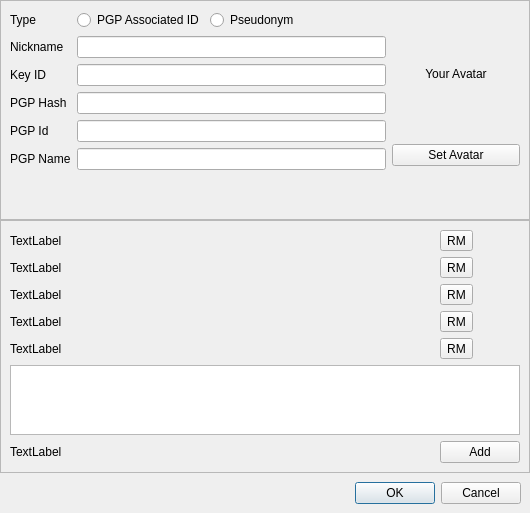
First picture: the form in retroshare-gui/src/gui/Identity/IdEditDialog.ui, repository RetroShare/RetroShare, before the edit.
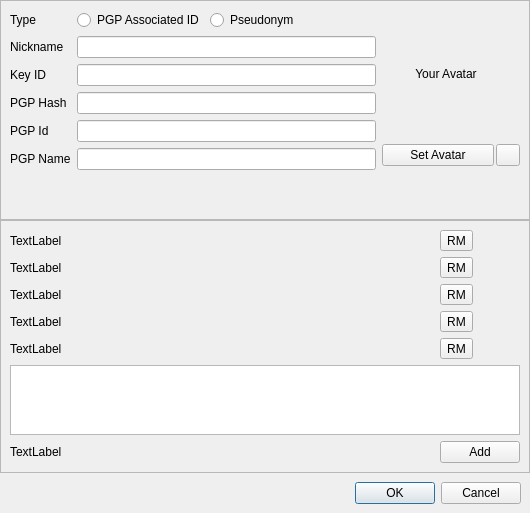
Second picture: the form after the edit. Icons and pictures are not drawn. Custom widgets are drawn as their Qt base class.

Commit message: Added remove Avatar functionality

What changed in the file:
```diff
--- a/retroshare-gui/src/gui/Identity/IdEditDialog.ui
+++ b/retroshare-gui/src/gui/Identity/IdEditDialog.ui
@@ -230,11 +230,38 @@
            </widget>
           </item>
           <item>
-           <widget class="QPushButton" name="avatarButton">
-            <property name="text">
-             <string>Set Avatar</string>
+           <layout class="QHBoxLayout" name="horizontalLayout_4">
+            <property name="spacing">
+             <number>2</number>
             </property>
-           </widget>
+            <item>
+             <widget class="QPushButton" name="avatarButton">
+              <property name="text">
+               <string>Set Avatar</string>
+              </property>
+             </widget>
+            </item>
+            <item>
+             <widget class="QPushButton" name="removeButton">
+              <property name="maximumSize">
+               <size>
+                <width>24</width>
+                <height>16777215</height>
+               </size>
+              </property>
+              <property name="toolTip">
+               <string>Remove Avatar</string>
+              </property>
+              <property name="text">
+               <string/>
+              </property>
+              <property name="icon">
+               <iconset resource="../images.qrc">
+                <normaloff>:/images/delete.png</normaloff>:/images/delete.png</iconset>
+              </property>
+             </widget>
+            </item>
+           </layout>
           </item>
           <item>
            <spacer name="verticalSpacer_3">
@@ -243,7 +270,7 @@
             </property>
             <property name="sizeHint" stdset="0">
              <size>
-              <width>20</width>
+              <width>138</width>
               <height>40</height>
              </size>
             </property>
```
Left out of the diff: 4 changed lines with no effect on the pictures. The commit also changes 2 other files.
